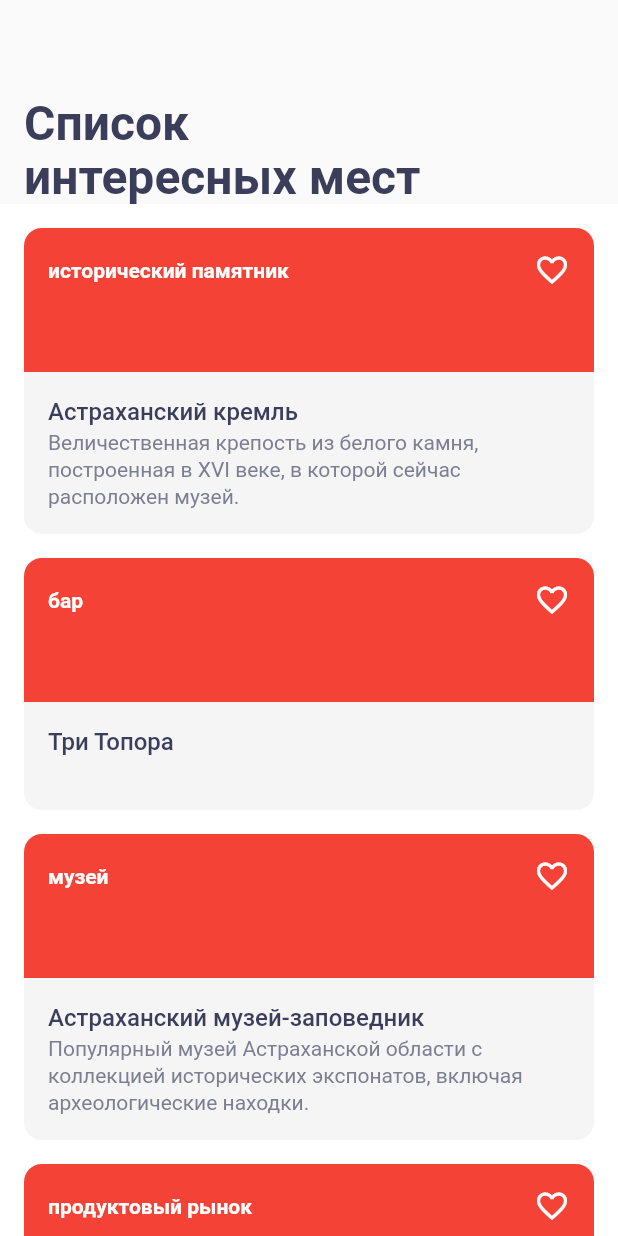
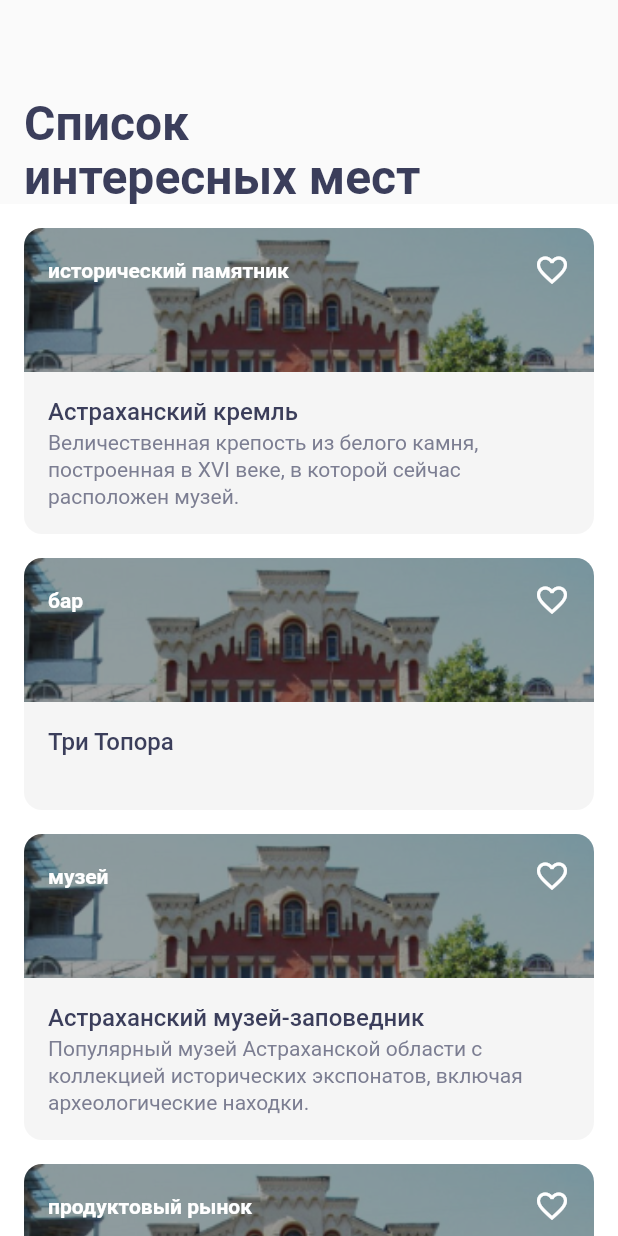
Before and after one commit to EugeneAlexandrov/surf-flutter-course-alexandrov, a Flutter app: the screen it shows after launch, on a phone screen of 412 x 824 dp. Run offline on Flutter 3.47's test engine with Material 2 defaults, Android fonts, the phone set to English and light mode, and no system bars.

Commit message:
add loader and mock image to card

```diff
--- a/lib/ui/screen/sight_card.dart
+++ b/lib/ui/screen/sight_card.dart
@@ -22,14 +22,7 @@ class SightCard extends StatelessWidget {
             mainAxisAlignment: MainAxisAlignment.start,
             crossAxisAlignment: CrossAxisAlignment.start,
             children: [
-              Container(
-                decoration: const BoxDecoration(
-                    color: Colors.red,
-                    borderRadius: BorderRadius.only(
-                        topLeft: Radius.circular(12),
-                        topRight: Radius.circular(12))),
-                height: 96,
-              ),
+              ImageContainer(),
               Padding(
                 padding: const EdgeInsets.fromLTRB(16, 16, 16, 0),
                 child: Text(_sight.name, style: Themes.text),
@@ -69,3 +62,47 @@ class SightCard extends StatelessWidget {
     );
   }
 }
+
+class ImageContainer extends StatefulWidget {
+  ImageContainer({Key? key}) : super(key: key);
+
+  @override
+  _ImageContainerState createState() => _ImageContainerState();
+}
+
+class _ImageContainerState extends State<ImageContainer> {
+  Widget container = Container(
+    child: const LinearProgressIndicator(),
+    height: 96,
+    alignment: Alignment.bottomCenter,
+  );
+
+  void changeLoader() async {
+    await Future.delayed(const Duration(seconds: 5));
+    setState(() {
+      container = Container(
+        decoration: const BoxDecoration(
+          image: DecorationImage(
+              alignment: Alignment.topCenter,
+              fit: BoxFit.cover,
+              colorFilter: ColorFilter.mode(
+                Colors.black38,
+                BlendMode.darken,
+              ),
+              image: ExactAssetImage('assets/images/image 6.png')),
+          borderRadius: BorderRadius.only(
+            topLeft: Radius.circular(12),
+            topRight: Radius.circular(12),
+          ),
+        ),
+        height: 96,
+      );
+    });
+  }
+
+  @override
+  Widget build(BuildContext context) {
+    changeLoader();
+    return Container(child: container);
+  }
+}
```
